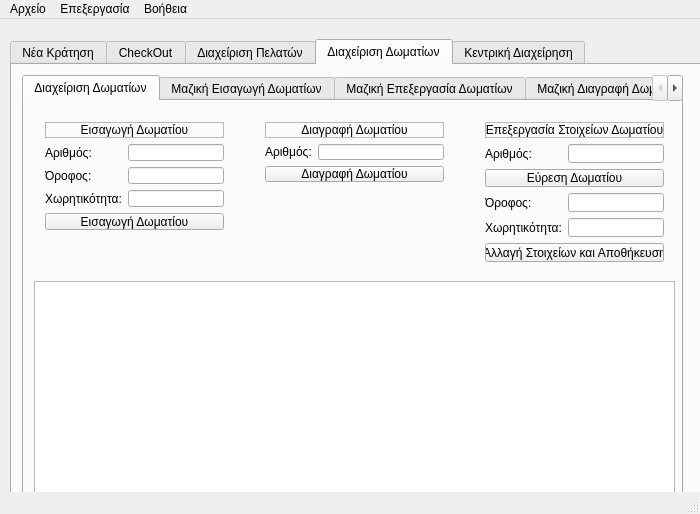
Before: the Qt Designer form branches/NDEV/Reception/src/mainwindow.ui in thantsip/tl2hotel, drawn with Qt 5.
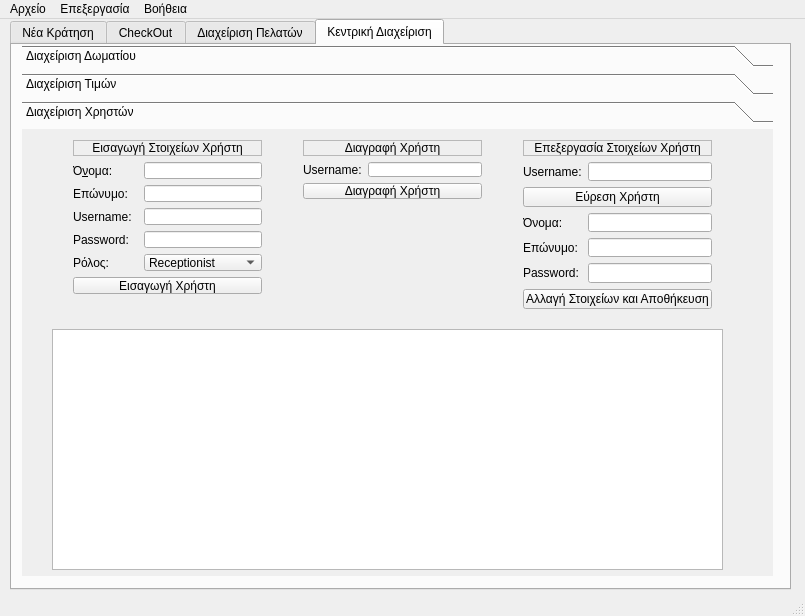
After: the same form once the commit is applied. The open tabs and pages were chosen to show the change.

```diff
--- a/branches/NDEV/Reception/src/mainwindow.ui
+++ b/branches/NDEV/Reception/src/mainwindow.ui
@@ -6,21 +6,33 @@
    <rect>
     <x>0</x>
     <y>0</y>
-    <width>700</width>
-    <height>514</height>
+    <width>805</width>
+    <height>616</height>
    </rect>
   </property>
+  <property name="sizePolicy">
+   <sizepolicy hsizetype="Preferred" vsizetype="Preferred">
+    <horstretch>0</horstretch>
+    <verstretch>0</verstretch>
+   </sizepolicy>
+  </property>
   <property name="windowTitle">
    <string>Reception</string>
   </property>
   <widget class="QWidget" name="centralWidget">
+   <property name="enabled">
+    <bool>true</bool>
+   </property>
+   <property name="autoFillBackground">
+    <bool>false</bool>
+   </property>
    <widget class="QTabWidget" name="Tabs">
     <property name="geometry">
      <rect>
       <x>10</x>
-      <y>20</y>
-      <width>691</width>
-      <height>471</height>
+      <y>0</y>
+      <width>781</width>
+      <height>571</height>
      </rect>
     </property>
     <property name="inputMethodHints">
@@ -732,15 +744,42 @@
     </widget>
     <widget class="QWidget" name="tab_2">
      <attribute name="title">
-      <string>Διαχείριση Δωματίων</string>
+      <string>Κεντρική Διαχείριση</string>
+     </attribute>
+     <widget class="QToolBox" name="toolBox">
+      <property name="geometry">
+       <rect>
+        <x>10</x>
+        <y>0</y>
+        <width>751</width>
+        <height>531</height>
+       </rect>
+      </property>
+      <property name="styleSheet">
+       <string notr="true"/>
+      </property>
+      <property name="currentIndex">
+       <number>0</number>
+      </property>
+      <widget class="QWidget" name="page">
+       <property name="geometry">
+        <rect>
+         <x>0</x>
+         <y>0</y>
+         <width>751</width>
+         <height>450</height>
+        </rect>
+       </property>
+       <attribute name="label">
+        <string>Διαχείριση Δωματίου</string>
      </attribute>
      <widget class="QTabWidget" name="RefreshRoom2">
       <property name="geometry">
        <rect>
         <x>10</x>
-        <y>10</y>
-        <width>661</width>
-        <height>431</height>
+          <y>0</y>
+          <width>741</width>
+          <height>441</height>
        </rect>
       </property>
       <property name="currentIndex">
@@ -753,7 +792,7 @@
        <widget class="QWidget" name="gridLayoutWidget_7">
         <property name="geometry">
          <rect>
-          <x>450</x>
+            <x>510</x>
           <y>10</y>
           <width>201</width>
           <height>161</height>
@@ -822,7 +861,7 @@
        <widget class="QWidget" name="gridLayoutWidget_6">
         <property name="geometry">
          <rect>
-          <x>230</x>
+            <x>270</x>
           <y>10</y>
           <width>201</width>
           <height>81</height>
@@ -866,7 +905,7 @@
          <rect>
           <x>10</x>
           <y>180</y>
-          <width>641</width>
+            <width>701</width>
           <height>221</height>
          </rect>
         </property>
@@ -877,7 +916,7 @@
        <widget class="QWidget" name="gridLayoutWidget_2">
         <property name="geometry">
          <rect>
-          <x>10</x>
+            <x>20</x>
           <y>10</y>
           <width>201</width>
           <height>129</height>
@@ -1081,66 +1120,35 @@
       </widget>
      </widget>
     </widget>
-    <widget class="QWidget" name="tab_12">
-     <attribute name="title">
-      <string>Κεντρική Διαχείρηση</string>
-     </attribute>
-     <widget class="QPushButton" name="pushButton_2">
+      <widget class="QWidget" name="page_2">
+       <property name="geometry">
+        <rect>
+         <x>0</x>
+         <y>0</y>
+         <width>751</width>
+         <height>450</height>
+        </rect>
+       </property>
+       <attribute name="label">
+        <string>Διαχείριση Τιμών</string>
+       </attribute>
+       <widget class="QWidget" name="gridLayoutWidget_11">
       <property name="geometry">
        <rect>
-        <x>20</x>
-        <y>400</y>
-        <width>75</width>
-        <height>23</height>
-       </rect>
-      </property>
-      <property name="text">
-       <string>Αποθήκευση</string>
-      </property>
-     </widget>
-     <widget class="QLineEdit" name="onecaprice">
-      <property name="geometry">
-       <rect>
-        <x>110</x>
-        <y>20</y>
-        <width>113</width>
-        <height>20</height>
-       </rect>
-      </property>
-     </widget>
-     <widget class="QLineEdit" name="twocaprice">
-      <property name="geometry">
-       <rect>
-        <x>110</x>
-        <y>50</y>
-        <width>113</width>
-        <height>20</height>
-       </rect>
-      </property>
-     </widget>
-     <widget class="QLineEdit" name="threecaprice">
-      <property name="geometry">
-       <rect>
-        <x>110</x>
-        <y>80</y>
-        <width>113</width>
-        <height>20</height>
-       </rect>
-      </property>
-     </widget>
-     <widget class="QLabel" name="label_38">
-      <property name="geometry">
-       <rect>
-        <x>10</x>
-        <y>20</y>
-        <width>88</width>
-        <height>13</height>
-       </rect>
-      </property>
-      <property name="text">
-       <string>Τιμή Μονόκλινου :</string>
-      </property>
-     </widget>
+          <x>520</x>
+          <y>0</y>
+          <width>201</width>
+          <height>141</height>
+         </rect>
+        </property>
+        <layout class="QGridLayout" name="gridLayout_13">
+         <item row="3" column="1">
+          <widget class="QLineEdit" name="EditPrice"/>
+         </item>
+         <item row="1" column="1">
+          <widget class="QLineEdit" name="EditCap"/>
+         </item>
+         <item row="3" column="0">
      <widget class="QLabel" name="label_39">
       <property name="geometry">
        <rect>
@@ -1164,8 +1172,352 @@
        </rect>
       </property>
       <property name="text">
-       <string>Τιμή Τρίκλινου :</string>
-      </property>
+            <string>Τιμή:</string>
+           </property>
+          </widget>
+         </item>
+         <item row="1" column="0">
+          <widget class="QLabel" name="label_44">
+           <property name="text">
+            <string>Χωρητικότητα:</string>
+           </property>
+          </widget>
+         </item>
+         <item row="4" column="0" colspan="2">
+          <widget class="QPushButton" name="InsertNewPrice">
+           <property name="text">
+            <string>Εισαγωγή Νέας Τιμής</string>
+           </property>
+          </widget>
+         </item>
+         <item row="0" column="0" colspan="2">
+          <widget class="QLabel" name="label_45">
+           <property name="frameShape">
+            <enum>QFrame::StyledPanel</enum>
+           </property>
+           <property name="text">
+            <string>Εισαγωγή Νέας Τιμής</string>
+           </property>
+           <property name="alignment">
+            <set>Qt::AlignCenter</set>
+           </property>
+          </widget>
+         </item>
+        </layout>
+       </widget>
+       <widget class="QWidget" name="gridLayoutWidget_16">
+        <property name="geometry">
+         <rect>
+          <x>260</x>
+          <y>0</y>
+          <width>210</width>
+          <height>81</height>
+         </rect>
+        </property>
+        <layout class="QGridLayout" name="gridLayout_15">
+         <item row="1" column="1">
+          <widget class="QLineEdit" name="DeleteCap"/>
+         </item>
+         <item row="1" column="0">
+          <widget class="QLabel" name="label_46">
+           <property name="text">
+            <string>Χωρητικότητα:</string>
+           </property>
+          </widget>
+         </item>
+         <item row="3" column="0" colspan="2">
+          <widget class="QPushButton" name="DeleteNewPrice">
+           <property name="text">
+            <string>Διαγραφή Τιμής</string>
+           </property>
+          </widget>
+         </item>
+         <item row="0" column="0" colspan="2">
+          <widget class="QLabel" name="label_47">
+           <property name="frameShape">
+            <enum>QFrame::StyledPanel</enum>
+           </property>
+           <property name="text">
+            <string>Διαγραφή Τιμής</string>
+           </property>
+           <property name="alignment">
+            <set>Qt::AlignCenter</set>
+           </property>
+          </widget>
+         </item>
+        </layout>
+       </widget>
+      </widget>
+      <widget class="QWidget" name="page_3">
+       <attribute name="label">
+        <string>Διαχείριση Χρηστών</string>
+       </attribute>
+       <widget class="QTableWidget" name="UserTable">
+        <property name="geometry">
+         <rect>
+          <x>30</x>
+          <y>200</y>
+          <width>671</width>
+          <height>241</height>
+         </rect>
+        </property>
+        <property name="editTriggers">
+         <set>QAbstractItemView::NoEditTriggers</set>
+        </property>
+       </widget>
+       <widget class="QWidget" name="gridLayoutWidget_17">
+        <property name="geometry">
+         <rect>
+          <x>40</x>
+          <y>0</y>
+          <width>211</width>
+          <height>176</height>
+         </rect>
+        </property>
+        <layout class="QGridLayout" name="gridLayout_16">
+         <item row="4" column="2">
+          <widget class="QLineEdit" name="Username"/>
+         </item>
+         <item row="3" column="2">
+          <widget class="QLineEdit" name="UserSurname"/>
+         </item>
+         <item row="1" column="2">
+          <widget class="QLineEdit" name="UserRealName"/>
+         </item>
+         <item row="4" column="0">
+          <widget class="QLabel" name="label_38">
+           <property name="text">
+            <string>Username:</string>
+           </property>
+          </widget>
+         </item>
+         <item row="3" column="0">
+          <widget class="QLabel" name="label_42">
+           <property name="text">
+            <string>Επώνυμο:</string>
+           </property>
+          </widget>
+         </item>
+         <item row="1" column="0">
+          <widget class="QLabel" name="label_48">
+           <property name="text">
+            <string>Ό&amp;νομα:</string>
+           </property>
+           <property name="buddy">
+            <cstring>UserRealName</cstring>
+           </property>
+          </widget>
+         </item>
+         <item row="0" column="0" colspan="3">
+          <widget class="QLabel" name="label_72">
+           <property name="mouseTracking">
+            <bool>false</bool>
+           </property>
+           <property name="frameShape">
+            <enum>QFrame::StyledPanel</enum>
+           </property>
+           <property name="frameShadow">
+            <enum>QFrame::Plain</enum>
+           </property>
+           <property name="text">
+            <string>Εισαγωγή Στοιχείων Χρήστη</string>
+           </property>
+           <property name="textFormat">
+            <enum>Qt::AutoText</enum>
+           </property>
+           <property name="alignment">
+            <set>Qt::AlignCenter</set>
+           </property>
+          </widget>
+         </item>
+         <item row="7" column="0" colspan="3">
+          <widget class="QPushButton" name="InsertUser">
+           <property name="text">
+            <string>Εισαγωγή Χρήστη</string>
+           </property>
+          </widget>
+         </item>
+         <item row="5" column="0">
+          <widget class="QLabel" name="label_71">
+           <property name="text">
+            <string>Password:</string>
+           </property>
+          </widget>
+         </item>
+         <item row="5" column="2">
+          <widget class="QLineEdit" name="UserPassword">
+           <property name="echoMode">
+            <enum>QLineEdit::Password</enum>
+           </property>
+          </widget>
+         </item>
+         <item row="6" column="0">
+          <widget class="QLabel" name="label_80">
+           <property name="text">
+            <string>Ρόλος:</string>
+           </property>
+          </widget>
+         </item>
+         <item row="6" column="2">
+          <widget class="QComboBox" name="Role">
+           <item>
+            <property name="text">
+             <string>Receptionist</string>
+            </property>
+           </item>
+           <item>
+            <property name="text">
+             <string>Admin</string>
+            </property>
+           </item>
+          </widget>
+         </item>
+        </layout>
+       </widget>
+       <widget class="QWidget" name="gridLayoutWidget_26">
+        <property name="geometry">
+         <rect>
+          <x>490</x>
+          <y>0</y>
+          <width>211</width>
+          <height>191</height>
+         </rect>
+        </property>
+        <layout class="QGridLayout" name="gridLayout_25">
+         <item row="6" column="1">
+          <widget class="QLineEdit" name="FindUserPassword">
+           <property name="echoMode">
+            <enum>QLineEdit::Password</enum>
+           </property>
+          </widget>
+         </item>
+         <item row="5" column="1">
+          <widget class="QLineEdit" name="FindUserSurname"/>
+         </item>
+         <item row="3" column="1">
+          <widget class="QLineEdit" name="FindUserRealName"/>
+         </item>
+         <item row="1" column="1">
+          <widget class="QLineEdit" name="FindUsername"/>
+         </item>
+         <item row="6" column="0">
+          <widget class="QLabel" name="label_73">
+           <property name="text">
+            <string>Password:</string>
+           </property>
+          </widget>
+         </item>
+         <item row="5" column="0">
+          <widget class="QLabel" name="label_74">
+           <property name="text">
+            <string>Επώνυμο:</string>
+           </property>
+          </widget>
+         </item>
+         <item row="3" column="0">
+          <widget class="QLabel" name="label_75">
+           <property name="text">
+            <string>Όνομα:</string>
+           </property>
+          </widget>
+         </item>
+         <item row="1" column="0">
+          <widget class="QLabel" name="label_76">
+           <property name="text">
+            <string>Username:</string>
+           </property>
+          </widget>
+         </item>
+         <item row="10" column="0" colspan="2">
+          <widget class="QPushButton" name="SaveUser">
+           <property name="text">
+            <string>Αλλαγή Στοιχείων και Αποθήκευση</string>
+           </property>
+          </widget>
+         </item>
+         <item row="0" column="0" colspan="2">
+          <widget class="QLabel" name="label_77">
+           <property name="mouseTracking">
+            <bool>false</bool>
+           </property>
+           <property name="frameShape">
+            <enum>QFrame::StyledPanel</enum>
+           </property>
+           <property name="frameShadow">
+            <enum>QFrame::Plain</enum>
+           </property>
+           <property name="text">
+            <string>Επεξεργασία Στοιχείων Χρήστη</string>
+           </property>
+           <property name="textFormat">
+            <enum>Qt::AutoText</enum>
+           </property>
+           <property name="alignment">
+            <set>Qt::AlignCenter</set>
+           </property>
+          </widget>
+         </item>
+         <item row="2" column="0" colspan="2">
+          <widget class="QPushButton" name="FindUser">
+           <property name="text">
+            <string>Εύρεση Χρήστη</string>
+           </property>
+          </widget>
+         </item>
+        </layout>
+       </widget>
+       <widget class="QWidget" name="gridLayoutWidget_27">
+        <property name="geometry">
+         <rect>
+          <x>270</x>
+          <y>0</y>
+          <width>201</width>
+          <height>81</height>
+         </rect>
+        </property>
+        <layout class="QGridLayout" name="gridLayout_26">
+         <item row="2" column="1">
+          <widget class="QLineEdit" name="UsernameDelete"/>
+         </item>
+         <item row="2" column="0">
+          <widget class="QLabel" name="label_78">
+           <property name="text">
+            <string>Username:</string>
+           </property>
+          </widget>
+         </item>
+         <item row="4" column="0" colspan="2">
+          <widget class="QPushButton" name="DeleteUser">
+           <property name="text">
+            <string>Διαγραφή Χρήστη</string>
+           </property>
+          </widget>
+         </item>
+         <item row="1" column="0" colspan="2">
+          <widget class="QLabel" name="label_79">
+           <property name="mouseTracking">
+            <bool>false</bool>
+           </property>
+           <property name="frameShape">
+            <enum>QFrame::StyledPanel</enum>
+           </property>
+           <property name="frameShadow">
+            <enum>QFrame::Plain</enum>
+           </property>
+           <property name="text">
+            <string>Διαγραφή Χρήστη</string>
+           </property>
+           <property name="textFormat">
+            <enum>Qt::AutoText</enum>
+           </property>
+           <property name="alignment">
+            <set>Qt::AlignCenter</set>
+           </property>
+          </widget>
+         </item>
+        </layout>
+       </widget>
+      </widget>
      </widget>
     </widget>
    </widget>
@@ -1175,8 +1527,8 @@
     <rect>
      <x>0</x>
      <y>0</y>
-     <width>700</width>
-     <height>21</height>
+     <width>805</width>
+     <height>20</height>
     </rect>
    </property>
    <widget class="QMenu" name="menu">
```
Left out of the diff: 271 changed lines with no effect on the pictures. Lines whose indentation alone changed are shown as unchanged.
